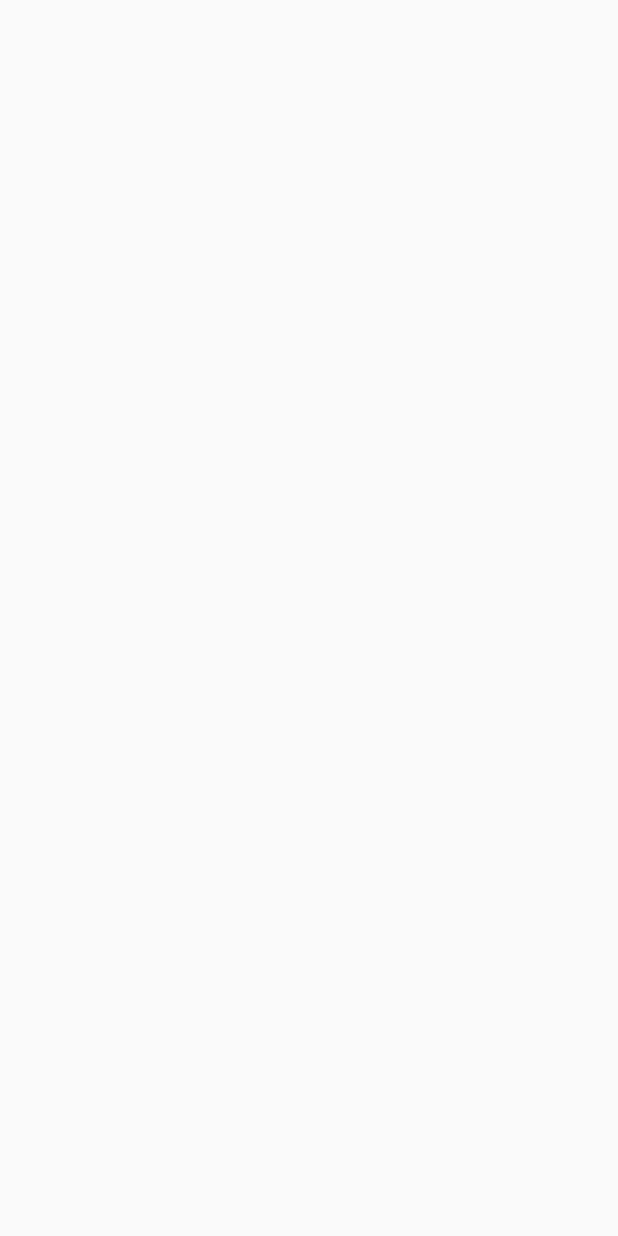
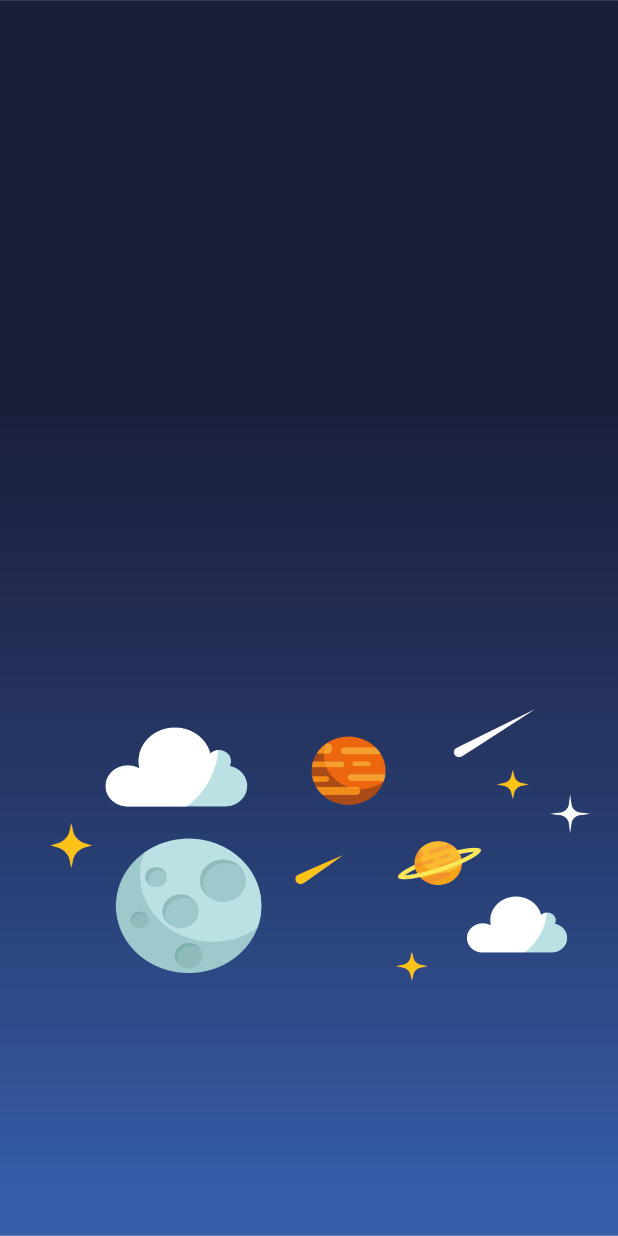
Before and after one commit to EvanGonzalez/DINASE_SEMESTRAL, an Android app: the screen it shows after launch (menu), on a phone screen of 412 x 824 dp. Before the commit the screen is empty. Run offline under Robolectric (Android 15) with nearby library versions, the phone set to English and light mode, and no system bars.

Commit message:
fondo de menu

```diff
--- a/app/src/main/res/layout/activity_menu.xml
+++ b/app/src/main/res/layout/activity_menu.xml
@@ -4,4 +4,5 @@
     xmlns:tools="http://schemas.android.com/tools"
     android:layout_width="match_parent"
     android:layout_height="match_parent"
-    tools:context=".menu"/>
+    android:background="@drawable/fondobotones"
+    tools:context=".menu" />
```
